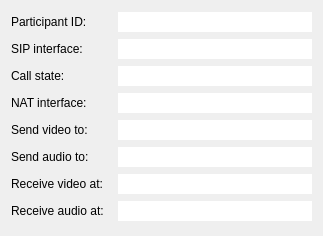
Old version of the form Homer/forms/SessionInfoWidget.ui in the repository Homer-Conferencing/Homer-Conferencing.
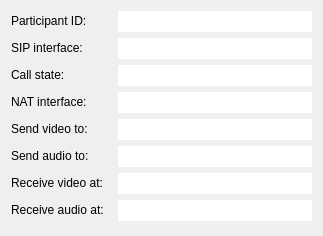
New version of the form.

```diff
--- a/Homer/forms/SessionInfoWidget.ui
+++ b/Homer/forms/SessionInfoWidget.ui
@@ -103,7 +103,8 @@
        </property>
        <property name="font">
         <font>
-         <pointsize>8</pointsize>
+         <family>Bitstream Vera Sans</family>
+         <pointsize>9</pointsize>
          <weight>50</weight>
          <italic>true</italic>
          <bold>false</bold>
@@ -193,7 +194,8 @@
        </property>
        <property name="font">
         <font>
-         <pointsize>8</pointsize>
+         <family>Bitstream Vera Sans</family>
+         <pointsize>9</pointsize>
          <weight>50</weight>
          <italic>true</italic>
          <bold>false</bold>
@@ -283,7 +285,8 @@
        </property>
        <property name="font">
         <font>
-         <pointsize>8</pointsize>
+         <family>Bitstream Vera Sans</family>
+         <pointsize>9</pointsize>
          <weight>50</weight>
          <italic>true</italic>
          <bold>false</bold>
@@ -373,7 +376,8 @@
        </property>
        <property name="font">
         <font>
-         <pointsize>8</pointsize>
+         <family>Bitstream Vera Sans</family>
+         <pointsize>9</pointsize>
          <weight>50</weight>
          <italic>true</italic>
          <bold>false</bold>
@@ -460,7 +464,8 @@
        </property>
        <property name="font">
         <font>
-         <pointsize>8</pointsize>
+         <family>Bitstream Vera Sans</family>
+         <pointsize>9</pointsize>
          <weight>50</weight>
          <italic>true</italic>
          <bold>false</bold>
@@ -547,7 +552,8 @@
        </property>
        <property name="font">
         <font>
-         <pointsize>8</pointsize>
+         <family>Bitstream Vera Sans</family>
+         <pointsize>9</pointsize>
          <weight>50</weight>
          <italic>true</italic>
          <bold>false</bold>
@@ -634,7 +640,8 @@
        </property>
        <property name="font">
         <font>
-         <pointsize>8</pointsize>
+         <family>Bitstream Vera Sans</family>
+         <pointsize>9</pointsize>
          <weight>50</weight>
          <italic>true</italic>
          <bold>false</bold>
@@ -721,7 +728,8 @@
        </property>
        <property name="font">
         <font>
-         <pointsize>8</pointsize>
+         <family>Bitstream Vera Sans</family>
+         <pointsize>9</pointsize>
          <weight>50</weight>
          <italic>true</italic>
          <bold>false</bold>
```
